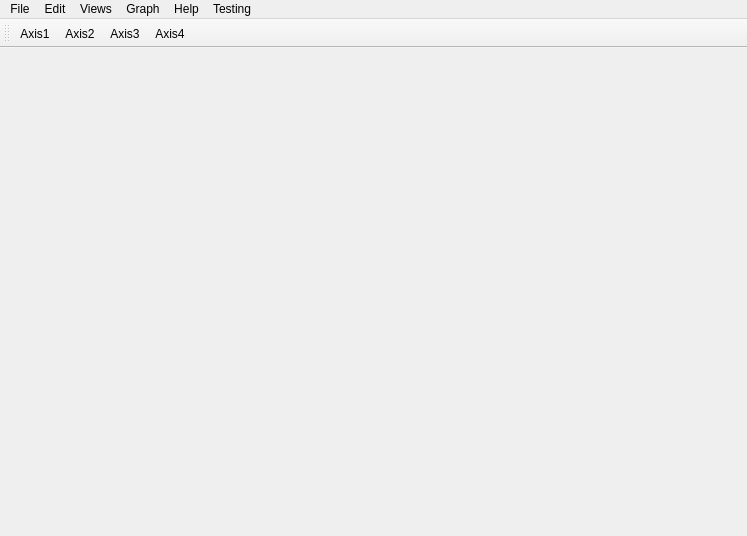
Old version of the form src/Ui_Files/main_window.ui in the repository austinmcano/GGG.
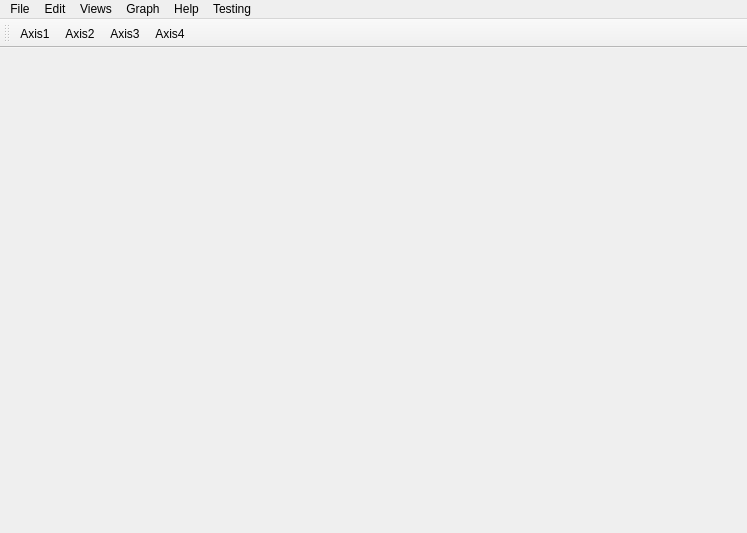
New version of the form.

```diff
--- a/src/Ui_Files/main_window.ui
+++ b/src/Ui_Files/main_window.ui
@@ -7,7 +7,7 @@
     <x>0</x>
     <y>0</y>
     <width>747</width>
-    <height>536</height>
+    <height>533</height>
    </rect>
   </property>
   <property name="windowTitle">
```
Left out of the diff: 11 changed lines with no effect on the pictures.
